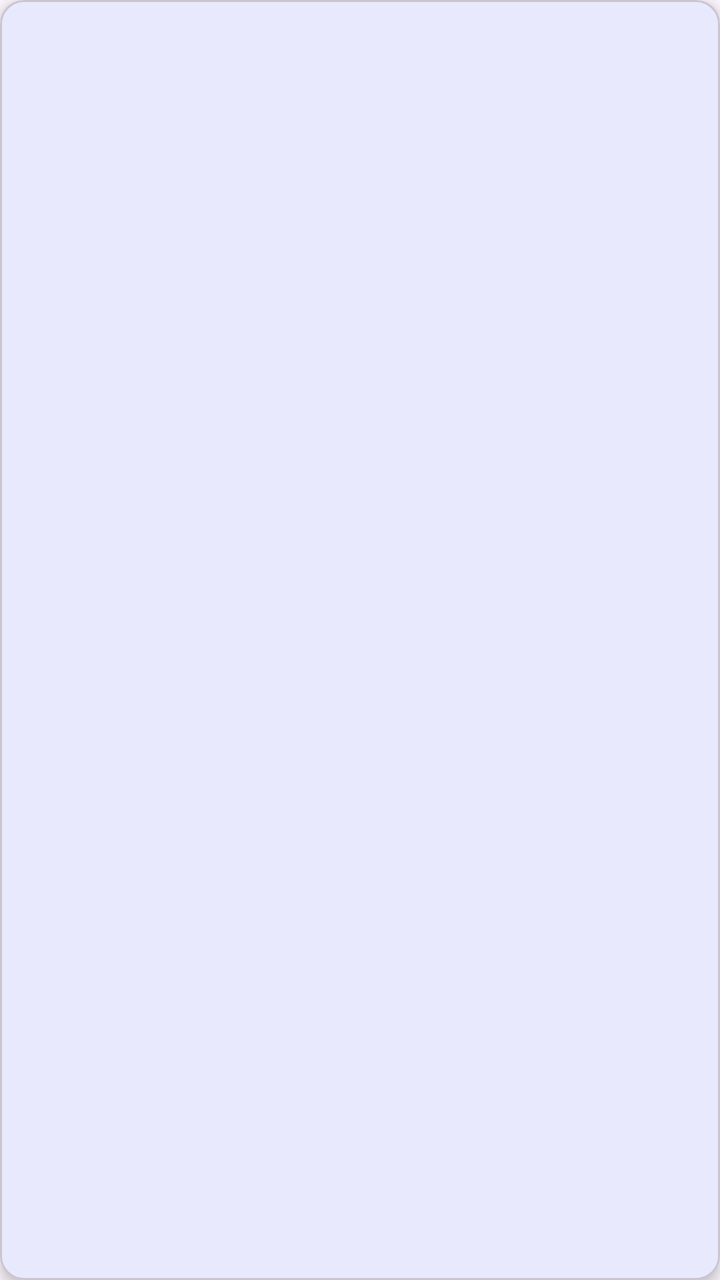
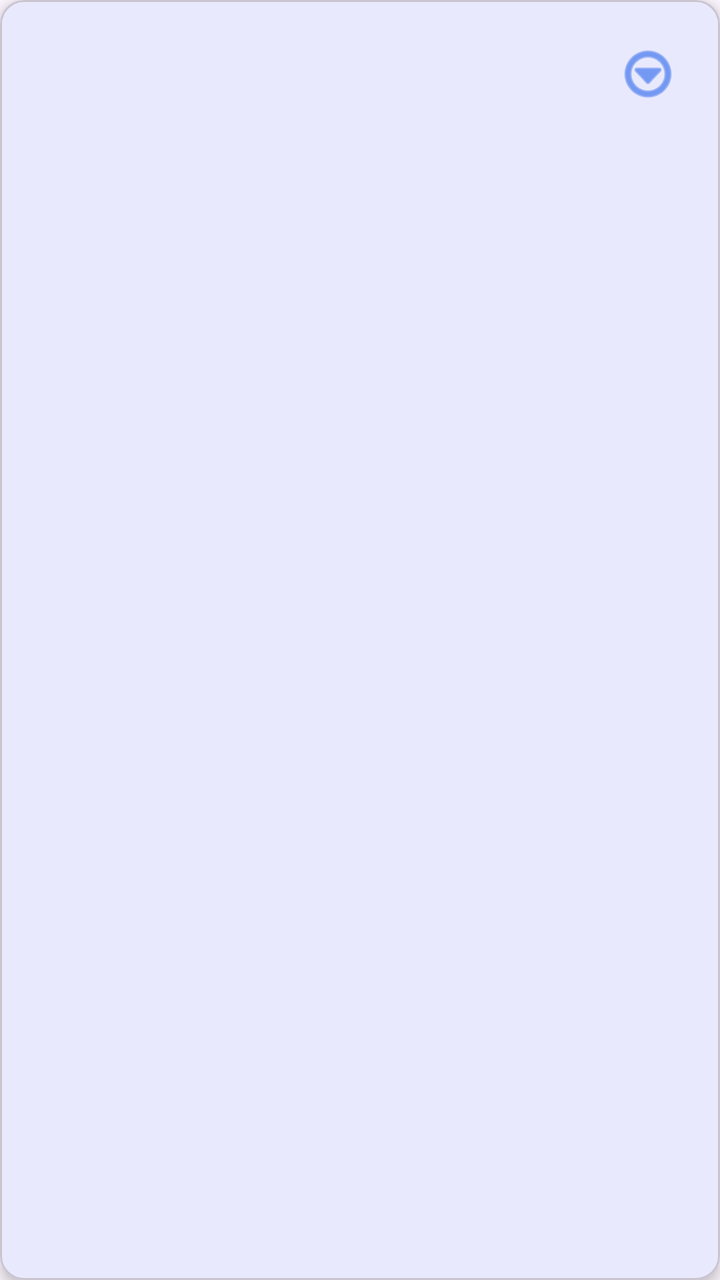

Compare the two renders of this Android layout. The source of the first and the diff that turns it into the second are given below.
<!-- AndroidManifest.xml: application theme Theme.XaillaClass -->
<!-- res/layout/item_config.xml -->
<?xml version="1.0" encoding="utf-8"?>
<com.google.android.material.card.MaterialCardView 
    xmlns:android="http://schemas.android.com/apk/res/android"
    xmlns:app="http://schemas.android.com/apk/res-auto" 
    android:layout_width="match_parent"
    android:layout_height="wrap_content" 
    android:layout_marginBottom="8dp" 
    app:cardCornerRadius="12dp"
    app:cardElevation="4dp" 
    app:cardBackgroundColor="?attr/colorSurface">
    
    <LinearLayout 
        android:layout_width="match_parent" 
        android:layout_height="wrap_content"
        android:orientation="vertical" 
        android:padding="16dp" 
        android:background="?attr/selectableItemBackground"
        android:clickable="true" 
        android:focusable="true">
        
        <TextView 
            android:id="@+id/tvName" 
            android:layout_width="match_parent" 
            android:layout_height="wrap_content"
            android:textSize="16sp" 
            android:textColor="?android:attr/textColorPrimary" 
            android:textStyle="bold" />
        
        <TextView 
            android:id="@+id/tvInfo" 
            android:layout_width="match_parent" 
            android:layout_height="wrap_content"
            android:textSize="12sp" 
            android:textColor="?android:attr/textColorSecondary" 
            android:layout_marginTop="4dp" />
    </LinearLayout>
</com.google.android.material.card.MaterialCardView>
<!-- resources referenced by this layout -->
<resources>
  <style name="Theme.XaillaClass" parent="Theme.Material3.DayNight.NoActionBar">
          <item name="colorPrimary">#2563EB</item>
          <item name="android:statusBarColor">@android:color/transparent</item>
          <item name="android:windowLightStatusBar">true</item>
      </style>
</resources>

<!-- the commit's change to res/layout/item_config.xml (unified diff, before → after) -->
@@ -12,26 +12,42 @@
     <LinearLayout 
         android:layout_width="match_parent" 
         android:layout_height="wrap_content"
-        android:orientation="vertical" 
+        android:orientation="horizontal" 
+        android:gravity="center_vertical"
         android:padding="16dp" 
         android:background="?attr/selectableItemBackground"
         android:clickable="true" 
         android:focusable="true">
         
-        <TextView 
-            android:id="@+id/tvName" 
-            android:layout_width="match_parent" 
+        <LinearLayout
+            android:layout_width="0dp"
             android:layout_height="wrap_content"
-            android:textSize="16sp" 
-            android:textColor="?android:attr/textColorPrimary" 
-            android:textStyle="bold" />
+            android:layout_weight="1"
+            android:orientation="vertical">
         
-        <TextView 
-            android:id="@+id/tvInfo" 
-            android:layout_width="match_parent" 
-            android:layout_height="wrap_content"
-            android:textSize="12sp" 
-            android:textColor="?android:attr/textColorSecondary" 
-            android:layout_marginTop="4dp" />
+            <TextView 
+                android:id="@+id/tvName" 
+                android:layout_width="match_parent" 
+                android:layout_height="wrap_content"
+                android:textSize="16sp" 
+                android:textColor="?android:attr/textColorPrimary" 
+                android:textStyle="bold" />
+            
+            <TextView 
+                android:id="@+id/tvInfo" 
+                android:layout_width="match_parent" 
+                android:layout_height="wrap_content"
+                android:textSize="12sp" 
+                android:textColor="?android:attr/textColorSecondary" 
+                android:layout_marginTop="4dp" />
+        </LinearLayout>
+
+        <ImageButton
+            android:id="@+id/btnOptions"
+            android:layout_width="40dp"
+            android:layout_height="40dp"
+            android:background="?attr/selectableItemBackgroundBorderless"
+            android:src="@android:drawable/ic_menu_more"
+            app:tint="?attr/colorPrimary"/>
     </LinearLayout>
 </com.google.android.material.card.MaterialCardView>
